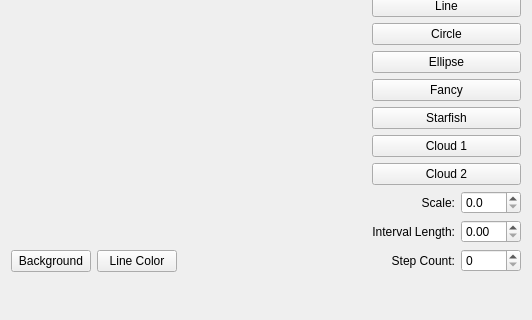
Before: the Qt Designer form GUI2DGraphics/GUI2D/mainwindow.ui in tanmayb99/Qt, drawn with Qt 5; both pictures show x 0 to 532 and y 261 to 581 of the 532 by 700 pixel window.
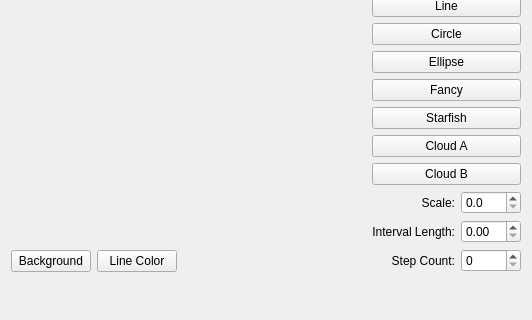
After: the same form once the commit is applied. Custom widgets are drawn as their Qt base class.

What changed in the file:
```diff
--- a/GUI2DGraphics/GUI2D/mainwindow.ui
+++ b/GUI2DGraphics/GUI2D/mainwindow.ui
@@ -121,14 +121,14 @@
       <item>
        <widget class="QPushButton" name="buttonCloud">
         <property name="text">
-         <string>Cloud 1</string>
+         <string>Cloud A</string>
         </property>
        </widget>
       </item>
       <item>
        <widget class="QPushButton" name="buttonCloud2">
         <property name="text">
-         <string>Cloud 2</string>
+         <string>Cloud B</string>
         </property>
        </widget>
       </item>
```
